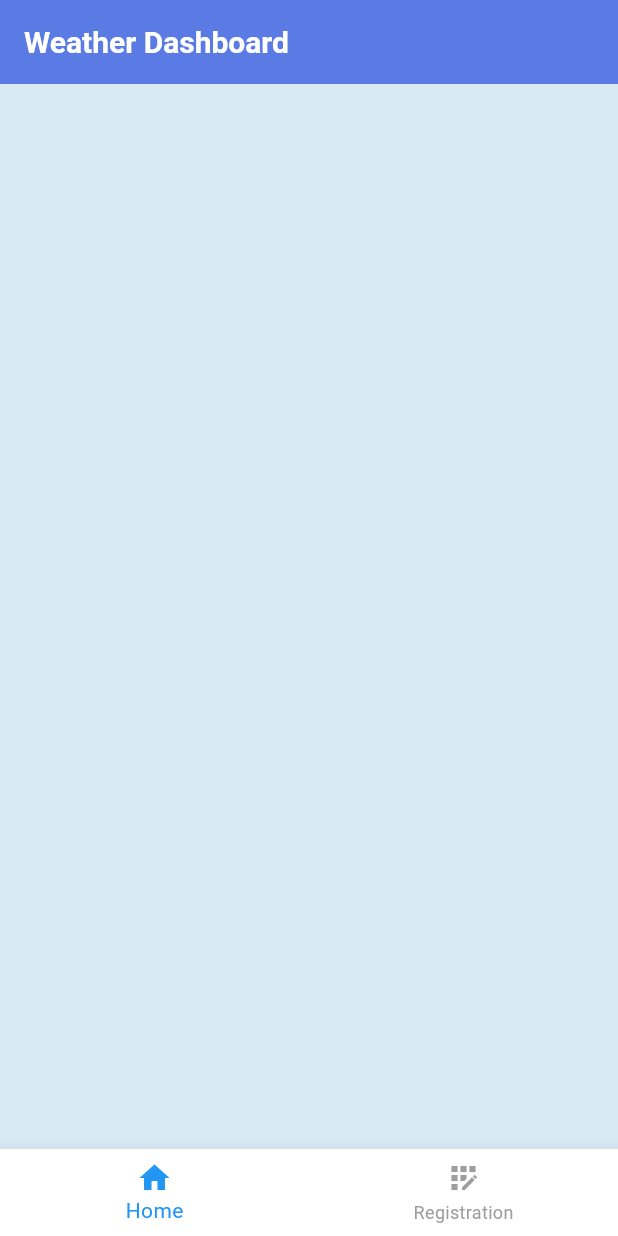
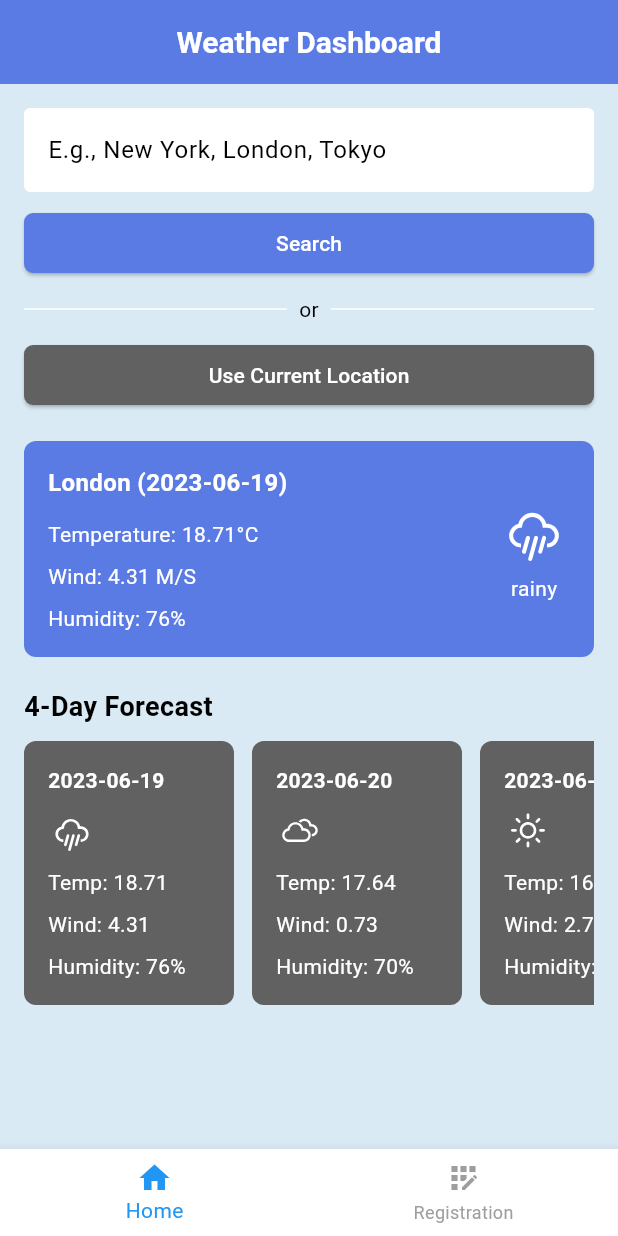
Before and after one commit to tsuna614/go_nqk_entry_fe, a Flutter app: the screen it shows after launch, on a phone screen of 412 x 824 dp. Run offline on Flutter 3.47's test engine with Material 3 defaults, Android fonts, the phone set to English and light mode, and no system bars; our stand-ins replace weather_icons.

Commit message:
changes: + added UI for home screen + added Weather model

```diff
--- /dev/null
+++ b/lib/models/weather_model.dart
@@ -0,0 +1,132 @@
+import 'package:flutter/material.dart';
+import 'package:weather_icons/weather_icons.dart';
+
+enum WeatherCondition { sunny, cloudy, rainy, snowy, thunderstorm, foggy }
+
+class Weather {
+  final String cityName;
+  final double temperature;
+  final WeatherCondition condition;
+  final double windSpeed;
+  final int humidity;
+  final double feelsLike;
+  final DateTime dateTime;
+
+  IconData get icon {
+    switch (condition) {
+      case WeatherCondition.sunny:
+        return WeatherIcons.day_sunny;
+      case WeatherCondition.cloudy:
+        return WeatherIcons.cloudy;
+      case WeatherCondition.rainy:
+        return WeatherIcons.rain;
+      case WeatherCondition.snowy:
+        return WeatherIcons.snow;
+      case WeatherCondition.thunderstorm:
+        return WeatherIcons.thunderstorm;
+      case WeatherCondition.foggy:
+        return WeatherIcons.fog;
+    }
+  }
+
+  Weather({
+    required this.cityName,
+    required this.temperature,
+    required this.condition,
+    required this.windSpeed,
+    required this.humidity,
+    required this.feelsLike,
+    required this.dateTime,
+  });
+
+  static WeatherCondition _mapStringToCondition(String condition) {
+    switch (condition.toLowerCase()) {
+      case 'sunny':
+        return WeatherCondition.sunny;
+      case 'cloudy':
+        return WeatherCondition.cloudy;
+      case 'rainy':
+        return WeatherCondition.rainy;
+      case 'snowy':
+        return WeatherCondition.snowy;
+      case 'thunderstorm':
+        return WeatherCondition.thunderstorm;
+      case 'foggy':
+        return WeatherCondition.foggy;
+      default:
+        return WeatherCondition.sunny;
+    }
+  }
+
+  factory Weather.fromJson(Map<String, dynamic> json) {
+    return Weather(
+      cityName: json['cityName'],
+      temperature: (json['temperature'] as num).toDouble(),
+      condition: _mapStringToCondition(json['condition']),
+      windSpeed: (json['windSpeed'] as num).toDouble(),
+      humidity: json['humidity'],
+      feelsLike: (json['feelsLike'] as num).toDouble(),
+      dateTime: DateTime.parse(json['dateTime']),
+    );
+  }
+
+  Map<String, dynamic> toJson() {
+    return {
+      'cityName': cityName,
+      'temperature': temperature,
+      'condition': condition.name,
+      'windSpeed': windSpeed,
+      'humidity': humidity,
+      'feelsLike': feelsLike,
+      'dateTime': dateTime.toIso8601String(),
+    };
+  }
+}
+
+final List<Weather> dummyWeatherData = [
+  Weather(
+    cityName: 'London',
+    temperature: 18.71,
+    condition: WeatherCondition.rainy,
+    windSpeed: 4.31,
+    humidity: 76,
+    feelsLike: 18.0,
+    dateTime: DateTime(2023, 6, 19),
+  ),
+  Weather(
+    cityName: 'London',
+    temperature: 17.64,
+    condition: WeatherCondition.cloudy,
+    windSpeed: 0.73,
+    humidity: 70,
+    feelsLike: 17.0,
+    dateTime: DateTime(2023, 6, 20),
+  ),
+  Weather(
+    cityName: 'London',
+    temperature: 16.78,
+    condition: WeatherCondition.sunny,
+    windSpeed: 2.72,
+    humidity: 83,
+    feelsLike: 16.5,
+    dateTime: DateTime(2023, 6, 21),
+  ),
+  Weather(
+    cityName: 'London',
+    temperature: 18.20,
+    condition: WeatherCondition.thunderstorm,
+    windSpeed: 1.49,
+    humidity: 72,
+    feelsLike: 18.0,
+    dateTime: DateTime(2023, 6, 22),
+  ),
+  Weather(
+    cityName: 'London',
+    temperature: 17.08,
+    condition: WeatherCondition.rainy,
+    windSpeed: 0.9,
+    humidity: 89,
+    feelsLike: 17.0,
+    dateTime: DateTime(2023, 6, 23),
+  ),
+];
--- a/lib/view/home/home_screen.dart
+++ b/lib/view/home/home_screen.dart
@@ -1,4 +1,6 @@
 import 'package:flutter/material.dart';
+import 'package:go_nqk_entry_fe/view/home/search_form.dart';
+import 'package:go_nqk_entry_fe/view/home/weather_panel.dart';
 
 class HomeScreen extends StatelessWidget {
   const HomeScreen({super.key});
@@ -6,14 +8,53 @@ class HomeScreen extends StatelessWidget {
   @override
   Widget build(BuildContext context) {
     return Scaffold(
+      backgroundColor: const Color(0xFFD9EAF5),
       appBar: AppBar(
-        backgroundColor: Theme.of(context).colorScheme.primary,
-        title: Text(
-          "Weather Dashboard",
-          style: TextStyle(color: Theme.of(context).colorScheme.onPrimary),
+        backgroundColor: const Color(0xFF5B7BE4),
+        elevation: 0,
+        title: const Text(
+          'Weather Dashboard',
+          style: TextStyle(fontWeight: FontWeight.bold),
         ),
+        centerTitle: true,
       ),
-      body: Center(),
+      body: LayoutBuilder(
+        builder: (BuildContext context, BoxConstraints constraints) {
+          if (constraints.maxWidth > 600) {
+            return _buildWideHomeScreen();
+          } else {
+            return _buildNarrowHomeScreen();
+          }
+        },
+      ),
+    );
+  }
+
+  Widget _buildWideHomeScreen() {
+    return Padding(
+      padding: const EdgeInsets.all(16.0),
+      child: Row(
+        crossAxisAlignment: CrossAxisAlignment.start,
+        children: [
+          // LEFT SIDE - Search form
+          Expanded(flex: 2, child: SearchForm()),
+
+          const SizedBox(width: 20),
+
+          // RIGHT SIDE - Weather info
+          Expanded(flex: 3, child: WeatherPanel()),
+        ],
+      ),
+    );
+  }
+
+  Widget _buildNarrowHomeScreen() {
+    return SingleChildScrollView(
+      padding: EdgeInsets.all(16.0),
+      child: Column(
+        crossAxisAlignment: CrossAxisAlignment.start,
+        children: [SearchForm(), const SizedBox(height: 20), WeatherPanel()],
+      ),
     );
   }
 }
--- /dev/null
+++ b/lib/view/home/search_form.dart
@@ -0,0 +1,64 @@
+import 'package:flutter/material.dart';
+
+class SearchForm extends StatelessWidget {
+  const SearchForm({super.key});
+
+  @override
+  Widget build(BuildContext context) {
+    return Column(
+      children: [
+        TextField(
+          decoration: InputDecoration(
+            hintText: 'E.g., New York, London, Tokyo',
+            filled: true,
+            fillColor: Colors.white,
+            border: OutlineInputBorder(
+              borderRadius: BorderRadius.circular(4),
+              borderSide: BorderSide.none,
+            ),
+          ),
+        ),
+        const SizedBox(height: 10),
+
+        SizedBox(
+          width: double.infinity,
+          child: ElevatedButton(
+            style: ElevatedButton.styleFrom(
+              backgroundColor: const Color(0xFF5B7BE4),
+              foregroundColor: Colors.white,
+            ),
+            onPressed: () {},
+            child: const Text('Search'),
+          ),
+        ),
+
+        const SizedBox(height: 10),
+
+        Row(
+          children: const [
+            Expanded(child: Divider(thickness: 1)),
+            Padding(
+              padding: EdgeInsets.symmetric(horizontal: 8.0),
+              child: Text('or'),
+            ),
+            Expanded(child: Divider(thickness: 1)),
+          ],
+        ),
+
+        const SizedBox(height: 10),
+
+        SizedBox(
+          width: double.infinity,
+          child: ElevatedButton(
+            style: ElevatedButton.styleFrom(
+              backgroundColor: Colors.grey[700],
+              foregroundColor: Colors.white,
+            ),
+            onPressed: () {},
+            child: const Text('Use Current Location'),
+          ),
+        ),
+      ],
+    );
+  }
+}
--- /dev/null
+++ b/lib/view/home/weather_panel.dart
@@ -0,0 +1,138 @@
+import 'package:flutter/material.dart';
+import 'package:go_nqk_entry_fe/models/weather_model.dart';
+import 'package:intl/intl.dart';
+
+class WeatherPanel extends StatelessWidget {
+  const WeatherPanel({super.key});
+
+  @override
+  Widget build(BuildContext context) {
+    return Column(
+      crossAxisAlignment: CrossAxisAlignment.start,
+      children: [
+        // The main big forecast card
+        mainForecastCard(dummyWeatherData[0]),
+
+        const SizedBox(height: 20),
+
+        const Text(
+          '4-Day Forecast',
+          style: TextStyle(fontWeight: FontWeight.bold, fontSize: 18),
+        ),
+
+        const SizedBox(height: 10),
+
+        // Horizontal list of forecast cards
+        SingleChildScrollView(
+          scrollDirection: Axis.horizontal,
+          child: SizedBox(
+            child: Row(
+              mainAxisAlignment: MainAxisAlignment.spaceEvenly,
+              children: [
+                for (var weather in dummyWeatherData) forecastCard(weather),
+              ],
+            ),
+          ),
+        ),
+      ],
+    );
+  }
+
+  Widget mainForecastCard(Weather weather) {
+    final DateFormat formatter = DateFormat('yyyy-MM-dd');
+
+    return Container(
+      padding: const EdgeInsets.all(16),
+      decoration: BoxDecoration(
+        color: const Color(0xFF5B7BE4),
+        borderRadius: BorderRadius.circular(8),
+      ),
+      child: Row(
+        mainAxisAlignment: MainAxisAlignment.spaceBetween,
+        children: [
+          Column(
+            crossAxisAlignment: CrossAxisAlignment.start,
+            children: [
+              Text(
+                '${weather.cityName} (${formatter.format(weather.dateTime)})',
+                style: const TextStyle(
+                  color: Colors.white,
+                  fontWeight: FontWeight.bold,
+                  fontSize: 16,
+                ),
+              ),
+              const SizedBox(height: 13),
+              Text(
+                'Temperature: ${weather.temperature}°C',
+                style: const TextStyle(color: Colors.white),
+              ),
+              const SizedBox(height: 8),
+              Text(
+                'Wind: ${weather.windSpeed} M/S',
+                style: const TextStyle(color: Colors.white),
+              ),
+              const SizedBox(height: 8),
+              Text(
+                'Humidity: ${weather.humidity}%',
+                style: const TextStyle(color: Colors.white),
+              ),
+            ],
+          ),
+          Column(
+            children: [
+              Icon(weather.icon, color: Colors.white, size: 48),
+              const SizedBox(height: 4),
+              Text(
+                weather.condition.name,
+                style: const TextStyle(color: Colors.white),
+              ),
+            ],
+          ),
+        ],
+      ),
+    );
+  }
+
+  Widget forecastCard(Weather weather) {
+    final DateFormat formatter = DateFormat('yyyy-MM-dd');
+
+    return Container(
+      width: 140,
+      margin: const EdgeInsets.only(right: 12),
+      padding: const EdgeInsets.all(16),
+      decoration: BoxDecoration(
+        color: Colors.grey[700],
+        borderRadius: BorderRadius.circular(8),
+      ),
+      child: Column(
+        crossAxisAlignment: CrossAxisAlignment.start,
+        children: [
+          Text(
+            formatter.format(weather.dateTime),
+            style: const TextStyle(
+              color: Colors.white,
+              fontWeight: FontWeight.bold,
+            ),
+          ),
+          const SizedBox(height: 8),
+          Icon(weather.icon, color: Colors.white, size: 32),
+          const SizedBox(height: 8),
+          Text(
+            'Temp: ${weather.temperature}',
+            style: const TextStyle(color: Colors.white),
+          ),
+          const SizedBox(height: 8),
+          Text(
+            'Wind: ${weather.windSpeed}',
+            style: const TextStyle(color: Colors.white),
+          ),
+          const SizedBox(height: 8),
+          Text(
+            'Humidity: ${weather.humidity}%',
+            style: const TextStyle(color: Colors.white),
+          ),
+        ],
+      ),
+    );
+  }
+}
--- a/pubspec.yaml
+++ b/pubspec.yaml
@@ -34,6 +34,8 @@ dependencies:
   # The following adds the Cupertino Icons font to your application.
   # Use with the CupertinoIcons class for iOS style icons.
   cupertino_icons: ^1.0.8
+  intl: ^0.20.2
+  weather_icons: ^3.0.0
 
 dev_dependencies:
   flutter_test:
```
Also changed, not shown: pubspec.lock.
